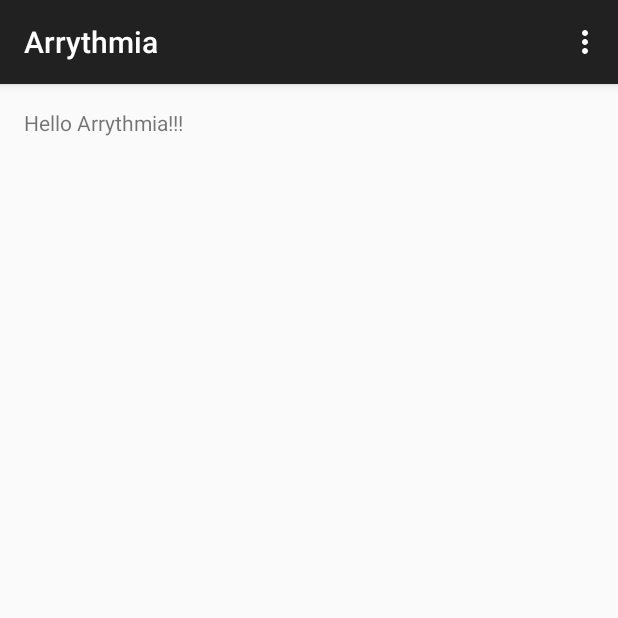
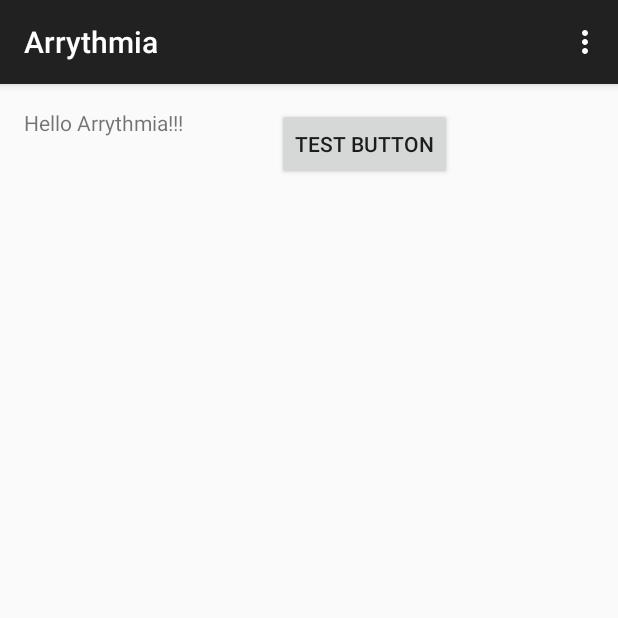
Before and after one commit to newtonmin/ArrythmiaProject, an Android app: the screen it shows after launch (MainActivity), on a phone screen of 412 x 824 dp, the top half of it. Run offline under Robolectric (Android 15) with nearby library versions, the phone set to English and light mode, and no system bars.

Commit message:
Commit Test Button Added

```diff
--- a/Arrythmia/app/src/main/res/layout/activity_main.xml
+++ b/Arrythmia/app/src/main/res/layout/activity_main.xml
@@ -11,6 +11,16 @@
     <TextView
         android:text="@string/hello_world"
         android:layout_width="wrap_content"
-        android:layout_height="wrap_content" />
+        android:layout_height="wrap_content"
+        android:id="@+id/textView" />
+
+    <Button
+        android:layout_width="wrap_content"
+        android:layout_height="wrap_content"
+        android:text="@string/btnTest"
+        android:id="@+id/button"
+        android:layout_alignParentTop="true"
+        android:layout_toRightOf="@+id/textView"
+        android:layout_marginLeft="62dp" />
 
 </RelativeLayout>
--- a/Arrythmia/app/src/main/res/values/strings.xml
+++ b/Arrythmia/app/src/main/res/values/strings.xml
@@ -4,5 +4,6 @@
     <string name="app_name">Arrythmia</string>
     <string name="hello_world">Hello Arrythmia!!!</string>
     <string name="action_settings">Settings</string>
+    <string name="btnTest">Test Button</string>
 
 </resources>
```
